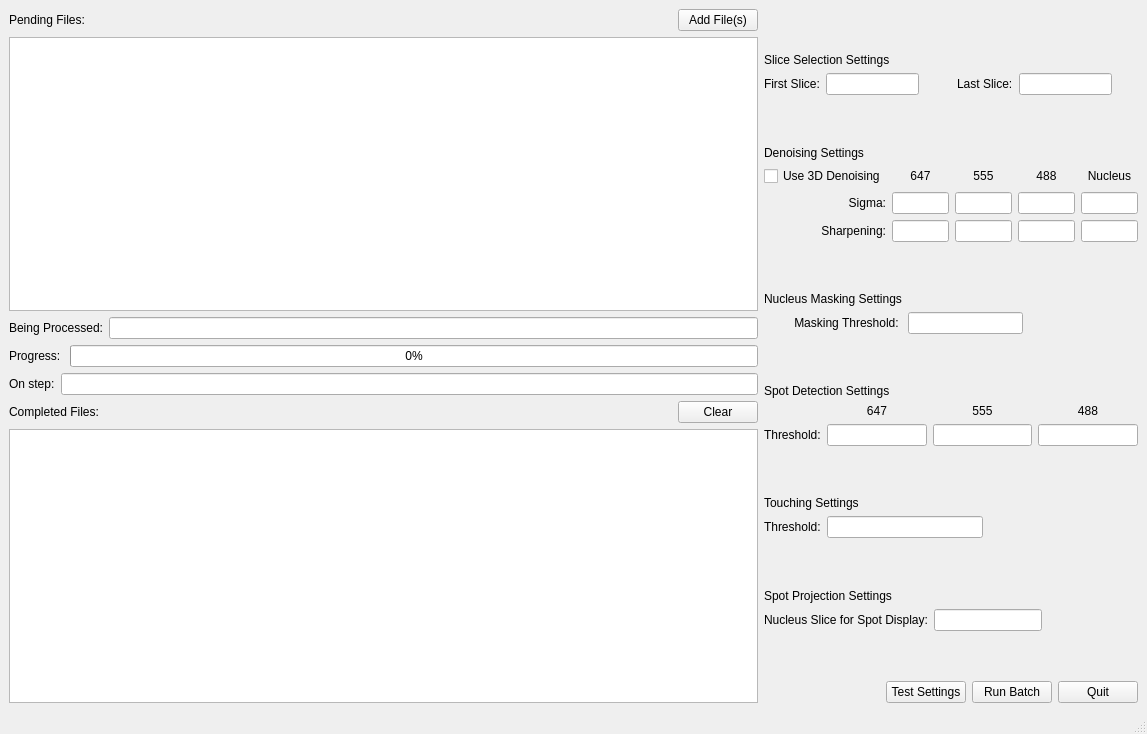
Qt form findSpotsTool.ui (StathopoulosLab/find_spots) before a commit.
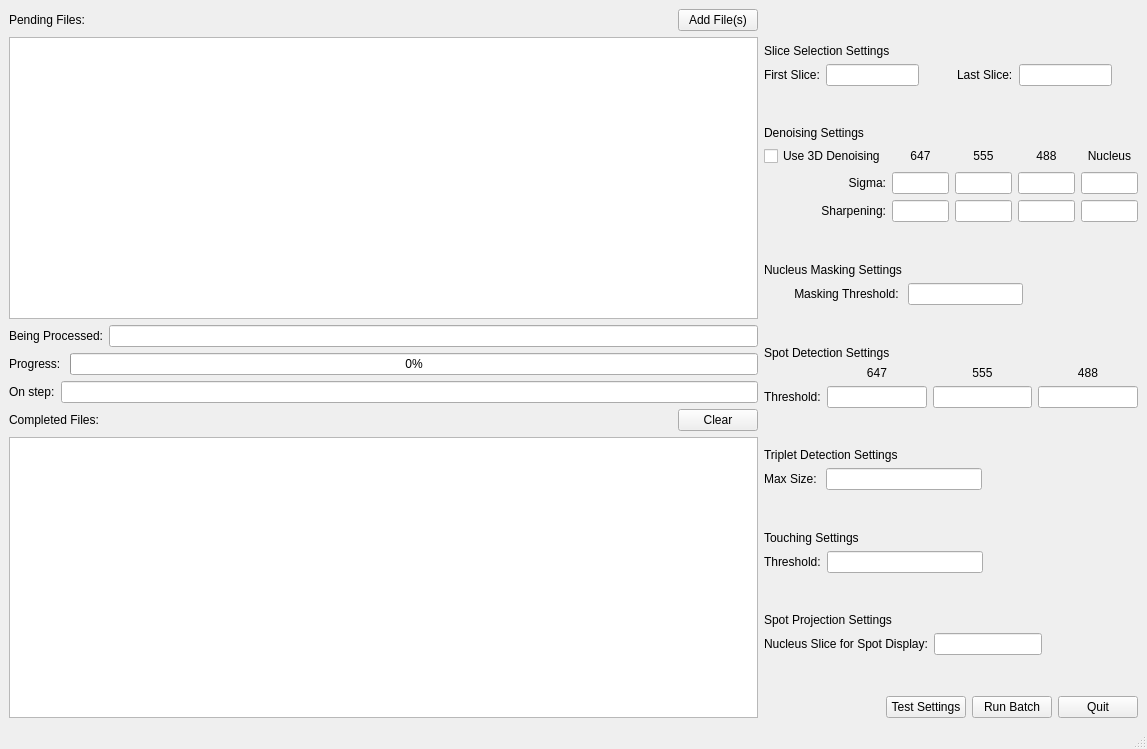
The same form after that commit.

Commit message:
Change triplet detection algorithm
Also add max_triplet_size to UI

Patch:
```diff
--- a/findSpotsTool.ui
+++ b/findSpotsTool.ui
@@ -7,7 +7,7 @@
     <x>0</x>
     <y>0</y>
     <width>1147</width>
-    <height>734</height>
+    <height>749</height>
    </rect>
   </property>
   <property name="windowTitle">
@@ -146,8 +146,8 @@
         </property>
         <property name="sizeHint" stdset="0">
          <size>
-          <width>20</width>
-          <height>40</height>
+          <width>366</width>
+          <height>13</height>
          </size>
         </property>
        </spacer>
@@ -224,8 +224,8 @@
         </property>
         <property name="sizeHint" stdset="0">
          <size>
-          <width>20</width>
-          <height>40</height>
+          <width>366</width>
+          <height>13</height>
          </size>
         </property>
        </spacer>
@@ -371,8 +371,8 @@
         </property>
         <property name="sizeHint" stdset="0">
          <size>
-          <width>20</width>
-          <height>40</height>
+          <width>366</width>
+          <height>13</height>
          </size>
         </property>
        </spacer>
@@ -404,7 +404,7 @@
          </widget>
         </item>
         <item row="1" column="2">
-         <spacer name="horizontalSpacer">
+         <spacer name="nucleusMaskingHorizontalSpacer">
           <property name="orientation">
            <enum>Qt::Horizontal</enum>
           </property>
@@ -425,8 +425,8 @@
         </property>
         <property name="sizeHint" stdset="0">
          <size>
-          <width>20</width>
-          <height>40</height>
+          <width>366</width>
+          <height>13</height>
          </size>
         </property>
        </spacer>
@@ -443,6 +443,13 @@
           </property>
          </widget>
         </item>
+        <item row="3" column="1">
+         <widget class="QLineEdit" name="spotDetection647ThresholdLineEdit">
+          <property name="alignment">
+           <set>Qt::AlignCenter</set>
+          </property>
+         </widget>
+        </item>
         <item row="2" column="2">
          <widget class="QLabel" name="spotDetection555Label">
           <property name="text">
@@ -453,6 +460,13 @@
           </property>
          </widget>
         </item>
+        <item row="3" column="3">
+         <widget class="QLineEdit" name="spotDetection488ThresholdLineEdit">
+          <property name="alignment">
+           <set>Qt::AlignCenter</set>
+          </property>
+         </widget>
+        </item>
         <item row="0" column="0" colspan="2">
          <widget class="QLabel" name="spotDetectionSettingsLabel">
           <property name="text">
@@ -460,6 +474,13 @@
           </property>
          </widget>
         </item>
+        <item row="3" column="0">
+         <widget class="QLabel" name="spotDetectionThresholdLabel">
+          <property name="text">
+           <string>Threshold:</string>
+          </property>
+         </widget>
+        </item>
         <item row="3" column="2">
          <widget class="QLineEdit" name="spotDetection555ThresholdLineEdit">
           <property name="alignment">
@@ -477,24 +498,53 @@
           </property>
          </widget>
         </item>
-        <item row="3" column="1">
-         <widget class="QLineEdit" name="spotDetection647ThresholdLineEdit">
-          <property name="alignment">
-           <set>Qt::AlignCenter</set>
+       </layout>
+      </item>
+      <item>
+       <spacer name="verticalSpacer_8">
+        <property name="orientation">
+         <enum>Qt::Vertical</enum>
+        </property>
+        <property name="sizeHint" stdset="0">
+         <size>
+          <width>366</width>
+          <height>13</height>
+         </size>
+        </property>
+       </spacer>
+      </item>
+      <item>
+       <layout class="QGridLayout" name="tripletSettingsGridLayout" rowstretch="0,0,0,0,0,0" columnstretch="0,0,0">
+        <item row="2" column="2">
+         <spacer name="tripletMaxSizeHorizontalSpacer">
+          <property name="orientation">
+           <enum>Qt::Horizontal</enum>
           </property>
-         </widget>
+          <property name="sizeHint" stdset="0">
+           <size>
+            <width>40</width>
+            <height>20</height>
+           </size>
+          </property>
+         </spacer>
         </item>
-        <item row="3" column="3">
-         <widget class="QLineEdit" name="spotDetection488ThresholdLineEdit">
+        <item row="2" column="0">
+         <widget class="QLabel" name="tripletMaxSizeLabel">
+          <property name="text">
+           <string>Max Size: </string>
+          </property>
           <property name="alignment">
-           <set>Qt::AlignCenter</set>
+           <set>Qt::AlignRight|Qt::AlignTrailing|Qt::AlignVCenter</set>
           </property>
          </widget>
         </item>
-        <item row="3" column="0">
-         <widget class="QLabel" name="spotDetectionThresholdLabel">
+        <item row="2" column="1">
+         <widget class="QLineEdit" name="tripletMaxSizeLineEdit"/>
+        </item>
+        <item row="1" column="0" colspan="2">
+         <widget class="QLabel" name="tripletSettingsLabelabel">
           <property name="text">
-           <string>Threshold:</string>
+           <string>Triplet Detection Settings</string>
           </property>
          </widget>
         </item>
@@ -507,8 +557,8 @@
         </property>
         <property name="sizeHint" stdset="0">
          <size>
-          <width>20</width>
-          <height>40</height>
+          <width>366</width>
+          <height>13</height>
          </size>
         </property>
        </spacer>
@@ -530,7 +580,7 @@
          </widget>
         </item>
         <item row="1" column="0">
-         <widget class="QLabel" name="ltouchingThresholdLabel">
+         <widget class="QLabel" name="touchingThresholdLabel">
           <property name="text">
            <string>Threshold:</string>
           </property>
@@ -558,8 +608,8 @@
         </property>
         <property name="sizeHint" stdset="0">
          <size>
-          <width>20</width>
-          <height>40</height>
+          <width>366</width>
+          <height>13</height>
          </size>
         </property>
        </spacer>
@@ -588,7 +638,7 @@
          </widget>
         </item>
         <item row="1" column="2">
-         <spacer name="horizontalSpacer_2">
+         <spacer name="spotProjectionHorizontalSpacer">
           <property name="orientation">
            <enum>Qt::Horizontal</enum>
           </property>
@@ -609,8 +659,8 @@
         </property>
         <property name="sizeHint" stdset="0">
          <size>
-          <width>20</width>
-          <height>40</height>
+          <width>366</width>
+          <height>13</height>
          </size>
         </property>
        </spacer>
```
The commit also changes 4 other files.
